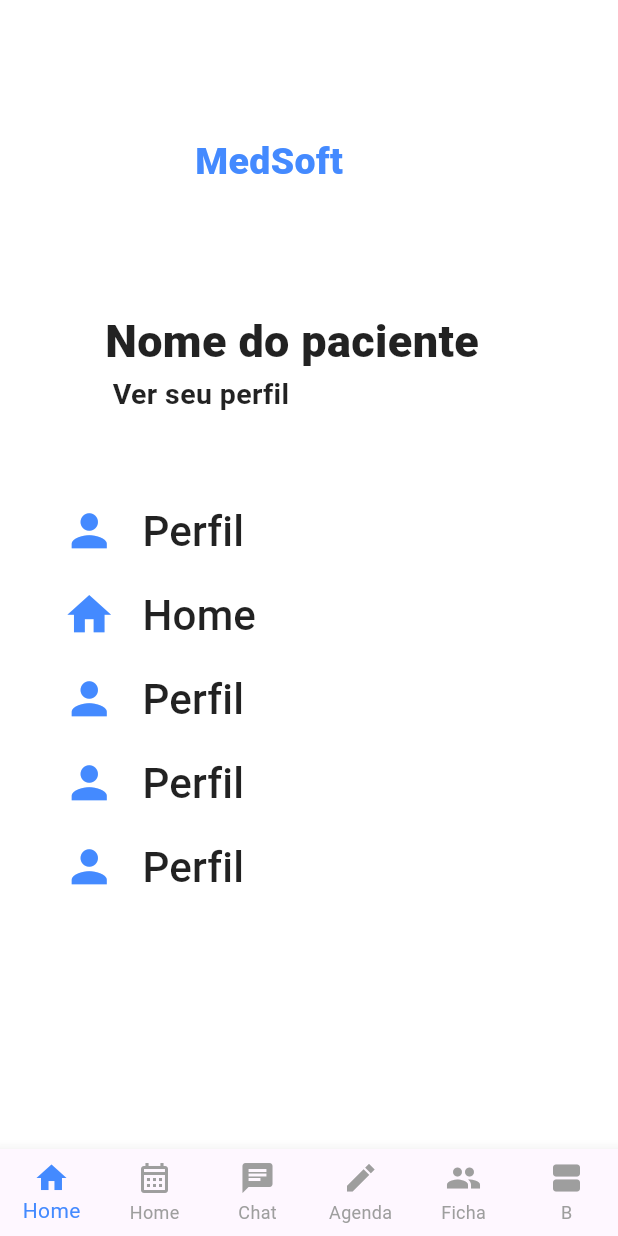
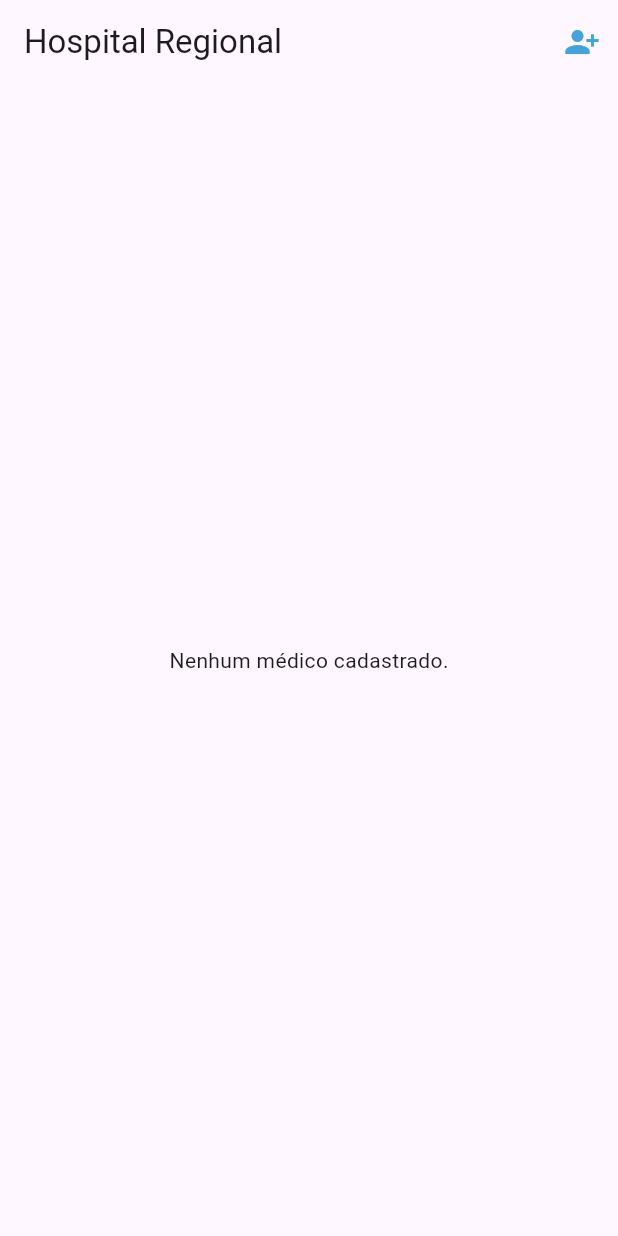
Before and after one commit to 81Leticia/myapp, a Flutter app: the screen it shows after launch, on a phone screen of 412 x 824 dp. Run offline on Flutter 3.47's test engine with Material 3 defaults, Android fonts, the light colour scheme and no system bars; our stand-ins replace sqflite; accounts and stored records are empty.

Commit message:
Codigo pronto

```diff
--- a/lib/db/database.dart
+++ b/lib/db/database.dart
@@ -1,6 +1,6 @@
 import 'package:flutter/material.dart';
 import 'package:myapp/domain/menu.dart';
-import 'package:myapp/menu_page.dart';
+//import 'package:myapp/menu_page.dart';
 
 class Database {
   static List<Menu> menus = [
--- a/lib/db/database1.dart
+++ /dev/null
@@ -1,15 +0,0 @@
-import 'package:flutter/material.dart';
-import 'package:myapp/db/doctor.dart';
-
-class Database {
-  static List<Doctor> doctors = [
-    Doctor('Cardiovascular', Icons.favorite),
-    Doctor('Ginecologista', Icons.female),
-    Doctor('Pediátrico', Icons.child_care),
-    Doctor('Andrologista', Icons.male),
-    Doctor('Oncologista', Icons.local_hospital),
-    Doctor('Endocrinologista', Icons.healing),
-    Doctor('Gastroenterologista', Icons.local_dining),
-    Doctor('Nutricionista', Icons.medical_information_rounded)
-  ];
-}
--- a/lib/db/doctor.dart
+++ /dev/null
@@ -1,8 +0,0 @@
-import 'package:flutter/material.dart';
-
-class Doctor {
-  final String specialty;
-  final IconData icon;
-
-  Doctor(this.specialty, this.icon);
-}
--- a/lib/encontreseumed.dart
+++ b/lib/domain/encontreseumed.dart
@@ -1,5 +1,6 @@
 import 'package:flutter/material.dart';
-import 'package:myapp/hom.dart';
+import 'package:myapp/domain/hom.dart';
+//import 'package:project/domain/hom.dart';
 
 
 
--- a/lib/escolhahosp.dart
+++ b/lib/domain/escolhahosp.dart
@@ -1,5 +1,8 @@
 import 'package:flutter/material.dart';
-import 'package:myapp/encontreseumed.dart';
+import 'package:myapp/domain/encontreseumed.dart';
+//import 'package:myapp/encontreseumed.dart';
+
+import 'encontreseumed.dart';
 
 
 class Escolhahosp extends StatefulWidget {
--- a/lib/hom.dart
+++ b/lib/domain/hom.dart
@@ -1,5 +1,6 @@
 import 'package:flutter/material.dart';
-import 'package:myapp/Apresentacaomed.dart';
+//import 'package:myapp/Apresentacaomed.dart';
+import 'package:myapp/domain/Apresentacaomed.dart';
 
 class hom extends StatefulWidget {
   const hom({super.key});
--- /dev/null
+++ b/lib/domain/listarmedicos.dart
@@ -0,0 +1,81 @@
+import 'package:flutter/material.dart';
+//import 'package:project/db/database_helper.dart';
+//import 'package:project/db/cadastro_medicodao.dart';
+
+import '../db/cadrasto_medicodao.dart';
+import '../db/database_helper.dart';
+
+
+class ListarMedicos extends StatefulWidget {
+  @override
+  _ListarMedicosState createState() => _ListarMedicosState();
+}
+
+
+class _ListarMedicosState extends State<ListarMedicos> {
+  late Future<List<Map<String, dynamic>>> medicos;
+
+
+  @override
+  void initState() {
+    super.initState();
+    medicos = DatabaseHelper.instance.listarMedicos();
+  }
+
+
+  @override
+  Widget build(BuildContext context) {
+    return Scaffold(
+      appBar: AppBar(
+        title: Text('Hospital Regional'),
+        actions: [
+          IconButton(
+            icon: Icon(Icons.person_add_alt_1, color: Color(0xFF44A4D7),),
+            onPressed: () async {
+              await Navigator.push(
+                context,
+                MaterialPageRoute(builder: (context) => CadastroMedico()),
+              );
+              setState(() {
+                medicos = DatabaseHelper.instance.listarMedicos();
+              });
+            },
+          ),
+        ],
+      ),
+      body: FutureBuilder<List<Map<String, dynamic>>>(
+        future: medicos,
+        builder: (context, snapshot) {
+          if (!snapshot.hasData) {
+            return Center(child: CircularProgressIndicator());
+          }
+          if (snapshot.data!.isEmpty) {
+            return Center(child: Text('Nenhum médico cadastrado.'));
+          }
+          return GridView.builder(
+            padding: EdgeInsets.all(16),
+            gridDelegate: SliverGridDelegateWithFixedCrossAxisCount(
+              crossAxisCount: 2,
+              mainAxisSpacing: 10,
+              crossAxisSpacing: 10,
+            ),
+            itemCount: snapshot.data!.length,
+            itemBuilder: (context, index) {
+              final medico = snapshot.data![index];
+              return Card(
+                child: Column(
+                  mainAxisAlignment: MainAxisAlignment.center,
+                  children: [
+                    Icon(Icons.person, size: 50, color: Color(0xFF44A4D7)),
+                    Text(medico['nome'], style: TextStyle(fontWeight: FontWeight.bold)),
+                    Text(medico['especialidade']),
+                  ],
+                ),
+              );
+            },
+          );
+        },
+      ),
+    );
+  }
+}
--- a/lib/menu_page.dart
+++ b/lib/domain/menu_page.dart
@@ -1,9 +1,9 @@
 import 'package:flutter/cupertino.dart';
 import 'package:flutter/material.dart';
 import 'package:myapp/db/database.dart';
-import 'package:myapp/menu_page.dart';
-import 'package:myapp/encontrehosp.dart';
-import 'package:myapp/hom.dart';
+//import 'package:myapp/menu_page.dart';
+//import 'package:myapp/encontrehosp.dart';
+//import 'package:myapp/hom.dart';
 
 class MenuPage extends StatefulWidget {
   const MenuPage( {super.key});
--- a/lib/main.dart
+++ b/lib/main.dart
@@ -1,9 +1,22 @@
 import 'package:flutter/material.dart';
-import 'package:myapp/menu_page.dart';
+//import 'package:project/domain/listarmedicos.dart';
+
+import 'domain/listarmedicos.dart';
+
 
 void main() {
-  runApp(
-    MaterialApp(
-      home:MenuPage()   ),
-  );
+  runApp(MyApp());
 }
+
+
+class MyApp extends StatelessWidget {
+  @override
+  Widget build(BuildContext context) {
+    return MaterialApp(
+      debugShowCheckedModeBanner: false,
+      title: 'Hospital Regional',
+      theme: ThemeData(primarySwatch: Colors.blue),
+      home:ListarMedicos(),
+    );
+  }
+}
--- a/pubspec.yaml
+++ b/pubspec.yaml
@@ -30,7 +30,7 @@ environment:
 dependencies:
   flutter:
     sdk: flutter
-
+  sqflite: ^2.0.0
 
   # The following adds the Cupertino Icons font to your application.
   # Use with the CupertinoIcons class for iOS style icons.
```
Also changed, not shown: lib/db/cadrasto_medicodao.dart (added, +51 -0 lines), lib/db/database_helper.dart (added, +54 -0 lines), lib/domain/DetailPage.dart (renamed from lib/encontrehosp.dart, +30 -30 lines), lib/domain/DoctorCard.dart (deleted, +0 -38 lines), lib/domain/Tela13.dart (deleted, +0 -90 lines), lib/domain/encontrehosp.dart (renamed from lib/DetailPage.dart, +31 -30 lines), lib/domain/teste.dart (deleted, +0 -184 lines), lib/domain/Apresentacaomed.dart (renamed from lib/Apresentacaomed.dart), pubspec.lock.
